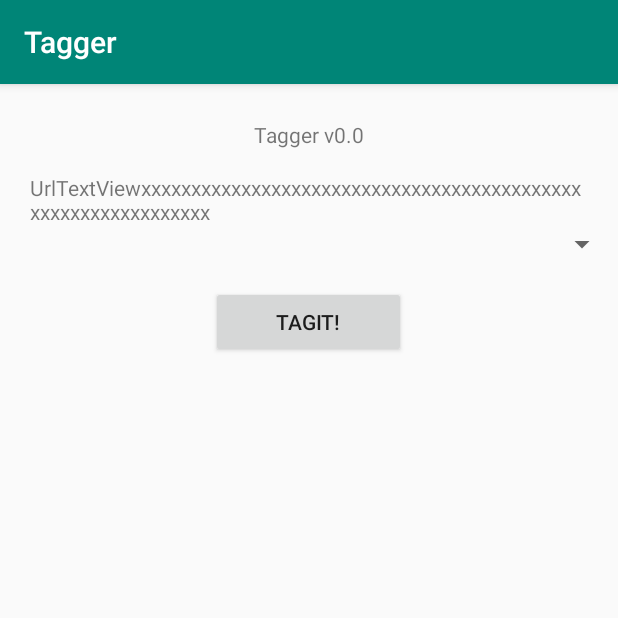
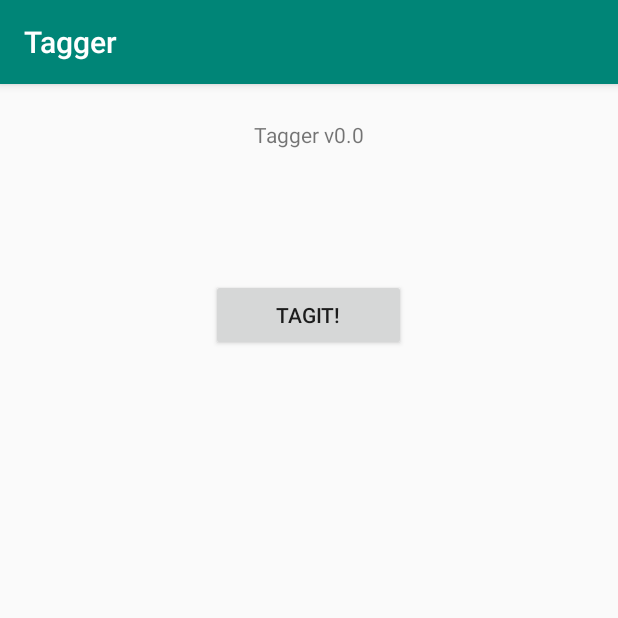
Before and after one commit to hendrixjoseph/tagger, an Android app: the ReceiveActivity screen opened directly, with no data from a screen before it, on a phone screen of 412 x 824 dp, the top half of it. Run offline under Robolectric (Android 15) with nearby library versions, the phone set to English and light mode, and no system bars.

Commit message:
ch ch changes

```diff
--- a/app/src/main/java/com/joehxblog/tagger/android/IntentTagger.java
+++ b/app/src/main/java/com/joehxblog/tagger/android/IntentTagger.java
@@ -26,6 +26,14 @@ public class IntentTagger {
         activity.startActivity(sendIntent);
     }
 
+    public String getSubject() {
+        return subject;
+    }
+
+    public String getText() {
+        return text;
+    }
+
     private Intent getTaggedSendIntent(String tag) {
         final Intent sendIntent = new Intent();
         sendIntent.setAction(Intent.ACTION_SEND);
--- a/app/src/main/java/com/joehxblog/tagger/android/activity/ReceiveActivity.java
+++ b/app/src/main/java/com/joehxblog/tagger/android/activity/ReceiveActivity.java
@@ -26,6 +26,12 @@ public class ReceiveActivity extends AppCompatActivity {
         final Intent receiveIntent = getIntent();
 
         IntentTagger intentTagger = new IntentTagger(receiveIntent);
+
+        final TextView subjectTextView = this.findViewById(R.id.subjectTextView);
+        subjectTextView.setText(intentTagger.getSubject());
+
+        final TextView urlTextView = this.findViewById(R.id.urlTextView);
+        urlTextView.setText(intentTagger.getText());
 
         final Button tagItButton = this.findViewById(R.id.tagItButton);
 
--- a/app/src/main/res/layout/activity_receive.xml
+++ b/app/src/main/res/layout/activity_receive.xml
@@ -23,6 +23,20 @@
         app:layout_constraintTop_toTopOf="parent" />
 
     <TextView
+        android:id="@+id/subjectTextView"
+        android:layout_width="wrap_content"
+        android:layout_height="wrap_content"
+        android:layout_marginStart="20dp"
+        android:layout_marginLeft="200dp"
+        android:layout_marginTop="16dp"
+        android:layout_marginEnd="20dp"
+        android:layout_marginRight="8dp"
+        android:text="Placeholder"
+        app:layout_constraintEnd_toEndOf="parent"
+        app:layout_constraintStart_toStartOf="parent"
+        app:layout_constraintTop_toBottomOf="@+id/tagItTextView" />
+
+    <TextView
         android:id="@+id/urlTextView"
         android:layout_width="wrap_content"
         android:layout_height="wrap_content"
@@ -31,15 +45,15 @@
         android:layout_marginTop="16dp"
         android:layout_marginEnd="20dp"
         android:layout_marginRight="8dp"
-        android:text="UrlTextViewxxxxxxxxxxxxxxxxxxxxxxxxxxxxxxxxxxxxxxxxxxxxxxxxxxxxxxxxxxxxxx"
+        android:text="Placeholder"
         app:layout_constraintEnd_toEndOf="parent"
         app:layout_constraintStart_toStartOf="parent"
         app:layout_constraintTop_toBottomOf="@+id/tagItTextView" />
 
-    <Spinner
+    <!-- Spinner
         android:id="@+id/tag_spinner"
         android:layout_width="fill_parent"
-        android:layout_height="wrap_content" />
+        android:layout_height="wrap_content" / -->
 
     <Button
         android:id="@+id/tagItButton"
--- a/app/src/main/res/values/strings.xml
+++ b/app/src/main/res/values/strings.xml
@@ -1,10 +1,11 @@
 <resources>
     <string name="app_name">Tagger</string>
 
-    <!-- Preferences -->
+    <!-- Affiliate Preferences -->
     <string name="amazon_affiliate_tags">Amazon Affiliate Tags</string>
     <string name="tracking_id">Tracking ID</string>
     <string name="set_tracking_id">Set Tracking ID</string>
+    <string name="add_new_tag">Add new tag</string>
 
     <!-- History Preferences -->
     <string name="sharing_history">Sharing History</string>
```
Also changed, not shown: app/src/main/java/com/joehxblog/android/text/JoeTextUtils.java (added, +9 -0 lines), app/src/main/java/com/joehxblog/tagger/android/AffiliatePreference.java (+8 -2 lines), app/src/main/java/com/joehxblog/tagger/android/AffiliatePreferenceGroup.java (+6 -4 lines), app/src/main/res/drawable/default_tag.png (added), 2 other files.
